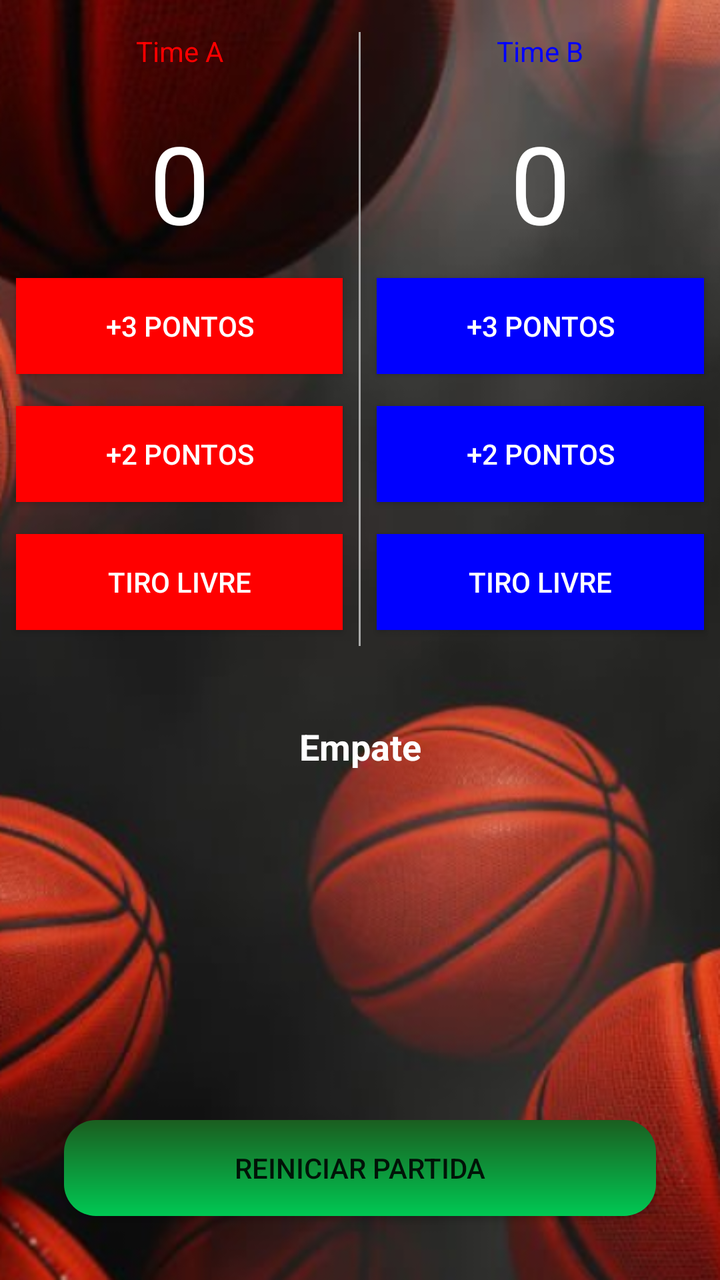
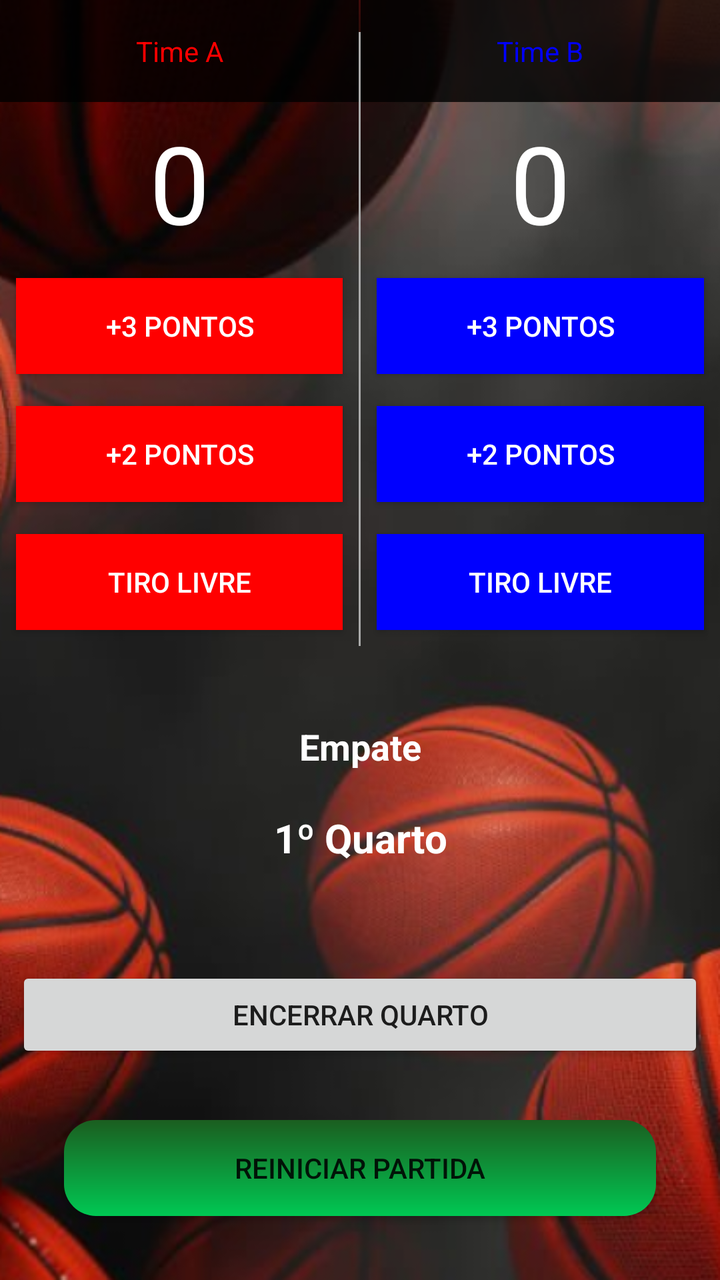

Compare the two renders of this Android layout. The source of the first and the diff that turns it into the second are given below.
<!-- AndroidManifest.xml: activity theme Theme.PartidaBasquete -->
<!-- res/layout/activity_main.xml -->
<?xml version="1.0" encoding="utf-8"?>
<RelativeLayout xmlns:android="http://schemas.android.com/apk/res/android"
    xmlns:tools="http://schemas.android.com/tools"
    android:layout_width="match_parent"
    android:layout_height="match_parent"
    android:background="@drawable/fundo_basquete"
    tools:context="com.seu.pacote">


    <LinearLayout
        android:layout_width="match_parent"
        android:layout_height="wrap_content"
        android:orientation="vertical">

        <LinearLayout
            android:layout_width="match_parent"
            android:layout_height="wrap_content"
            android:orientation="horizontal">

        <LinearLayout
            android:layout_width="0dp"
            android:layout_height="wrap_content"
            android:layout_weight="1"
            android:orientation="vertical">

            <TextView
                android:id="@+id/timeA"
                android:layout_width="match_parent"
                android:layout_height="wrap_content"
                android:gravity="center"
                android:padding="16dp"
                android:text="Time A"
                android:textSize="14sp"
                android:textColor="#FF0000"
                android:fontFamily="sans-serif"/>

            <TextView
                android:id="@+id/placarTimeA"
                android:layout_width="match_parent"
                android:layout_height="wrap_content"
                android:gravity="center"
                android:padding="4dp"
                android:text="0"
                android:textSize="54sp"
                android:textColor="@color/white"
                android:fontFamily="sans-serif"/>

            <Button
                android:id="@+id/tresPontosA"
                android:layout_width="match_parent"
                android:layout_height="wrap_content"
                android:layout_margin="8dp"
                android:background="#FF0000"
                android:textColor="@color/white"
                android:text="+3 PONTOS" />

            <Button
                android:id="@+id/doisPontosA"
                android:layout_width="match_parent"
                android:layout_height="wrap_content"
                android:layout_margin="8dp"
                android:text="+2 PONTOS"
                android:textColor="@color/white"
                android:background="#FF0000"/>



            <Button
                android:id="@+id/tiroLivreA"
                android:layout_width="match_parent"
                android:layout_height="wrap_content"
                android:layout_margin="8dp"
                android:text="Tiro Livre"
                android:textColor="@color/white"
                android:background="#FF0000"/>

        </LinearLayout>

        <View
            android:layout_width="1dp"
            android:layout_height="match_parent"
            android:background="@android:color/darker_gray"
            android:layout_marginTop="16dp"/>

        <LinearLayout
            android:layout_width="0dp"
            android:layout_height="wrap_content"
            android:layout_weight="1"
            android:orientation="vertical">

            <TextView
                android:id="@+id/timeB"
                android:layout_width="match_parent"
                android:layout_height="wrap_content"
                android:gravity="center"
                android:padding="16dp"
                android:text="Time B"
                android:textColor="#0000FF"
                android:textSize="14sp"
                android:fontFamily="sans-serif"/>

            <TextView
                android:id="@+id/placarTimeB"
                android:layout_width="match_parent"
                android:layout_height="wrap_content"
                android:gravity="center"
                android:padding="4dp"
                android:text="0"
                android:textSize="54sp"
                android:textColor="@color/white"
                android:fontFamily="sans-serif"/>

            <Button
                android:id="@+id/tresPontosB"
                android:layout_width="match_parent"
                android:layout_height="wrap_content"
                android:layout_margin="8dp"
                android:text="+3 PONTOS"
                android:textColor="@color/white"
                android:background="#0000FF"/>

            <Button
                android:id="@+id/doisPontosB"
                android:layout_width="match_parent"
                android:layout_height="wrap_content"
                android:layout_margin="8dp"
                android:text="+2 PONTOS"
                android:textColor="@color/white"
                android:background="#0000FF"/>


            <Button
                android:id="@+id/tiroLivreB"
                android:layout_width="match_parent"
                android:layout_height="wrap_content"
                android:layout_margin="8dp"
                android:text="Tiro Livre"
                android:textColor="@color/white"
                android:background="#0000FF"/>
        </LinearLayout>

    </LinearLayout>
        <TextView
            android:id="@+id/diferencaPlacar"
            android:layout_width="match_parent"
            android:layout_height="wrap_content"
            android:gravity="center"
            android:padding="12dp"
            android:text="Empate"
            android:textSize="18sp"
            android:textColor="@color/white"
            android:textStyle="bold"
            android:layout_marginTop="26dp"
            android:fontFamily="sans-serif"/>

    </LinearLayout>

    <Button
        android:id="@+id/reiniciarPartida"
        android:layout_width="match_parent"
        android:layout_height="wrap_content"
        android:text="Reiniciar Partida"
        android:layout_alignParentBottom="true"
        android:layout_centerHorizontal="true"
        android:layout_margin="32dp"
        android:background="@drawable/botao_reiniciar"/>
</RelativeLayout>
<!-- resources referenced by this layout -->
<resources>
  <color name="white">#FFFFFFFF</color>
  <!-- drawable botao_reiniciar (drawable) -->
  <shape xmlns:android="http://schemas.android.com/apk/res/android"
      android:shape="rectangle">
      <gradient
          android:startColor="#00C853"
          android:endColor="#1B5E20"
          android:angle="90"/>
      <corners android:radius="16dp"/>
  </shape>
  <!-- drawable fundo_basquete: png bitmap (drawable, 244607 bytes) -->
  <style name="Theme.PartidaBasquete" parent="android:Theme.Material.Light.NoActionBar" />
</resources>

<!-- the commit's change to res/layout/activity_main.xml (unified diff, before → after) -->
@@ -32,6 +32,7 @@
                 android:text="Time A"
                 android:textSize="14sp"
                 android:textColor="#FF0000"
+                android:background="#CC000000"
                 android:fontFamily="sans-serif"/>
 
             <TextView
@@ -96,6 +97,7 @@
                 android:padding="16dp"
                 android:text="Time B"
                 android:textColor="#0000FF"
+                android:background="#CC000000"
                 android:textSize="14sp"
                 android:fontFamily="sans-serif"/>
 
@@ -153,6 +155,35 @@
             android:layout_marginTop="26dp"
             android:fontFamily="sans-serif"/>
 
+        <TextView
+            android:id="@+id/quartoAtual"
+            android:layout_width="match_parent"
+            android:layout_height="wrap_content"
+            android:gravity="center"
+            android:padding="8dp"
+            android:text="1º Quarto"
+            android:textSize="20sp"
+            android:textColor="@color/white"
+            android:textStyle="bold"
+            android:fontFamily="sans-serif"/>
+
+        <TextView
+            android:id="@+id/historicoQuartos"
+            android:layout_width="match_parent"
+            android:layout_height="wrap_content"
+            android:gravity="center"
+            android:padding="8dp"
+            android:textSize="14sp"
+            android:textColor="@color/white"
+            android:fontFamily="sans-serif"/>
+
+        <Button
+            android:id="@+id/encerrarQuarto"
+            android:layout_width="match_parent"
+            android:layout_height="wrap_content"
+            android:layout_margin="8dp"
+            android:text="Encerrar Quarto"/>
+
     </LinearLayout>
 
     <Button
